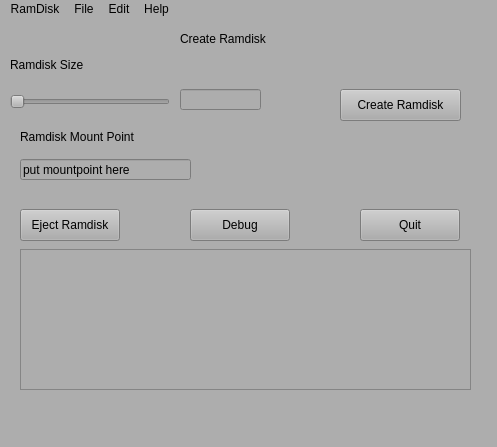
Before: the Qt Designer form src/ramdisk/ui/main_n.ui in clockworksspheres/ramdisk, drawn with Qt 5.
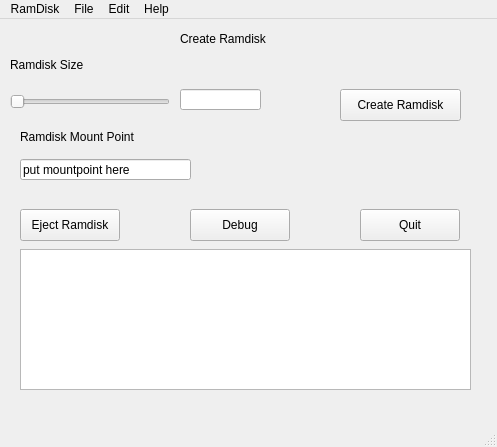
After: the same form once the commit is applied.

Commit message: removed stylesheet on mainwindow

What changed in the file:
```diff
--- a/src/ramdisk/ui/main_n.ui
+++ b/src/ramdisk/ui/main_n.ui
@@ -14,12 +14,10 @@
    <string>Create Ramdisk</string>
   </property>
   <property name="autoFillBackground">
-   <bool>false</bool>
+   <bool>true</bool>
   </property>
   <property name="styleSheet">
-   <string notr="true">QWidget {
-	background-color: #ADADAD;
-}</string>
+   <string notr="true"/>
   </property>
   <widget class="QWidget" name="centralwidget">
    <widget class="QPushButton" name="ejectPushButton">
```
The commit also changes 2 other files.
